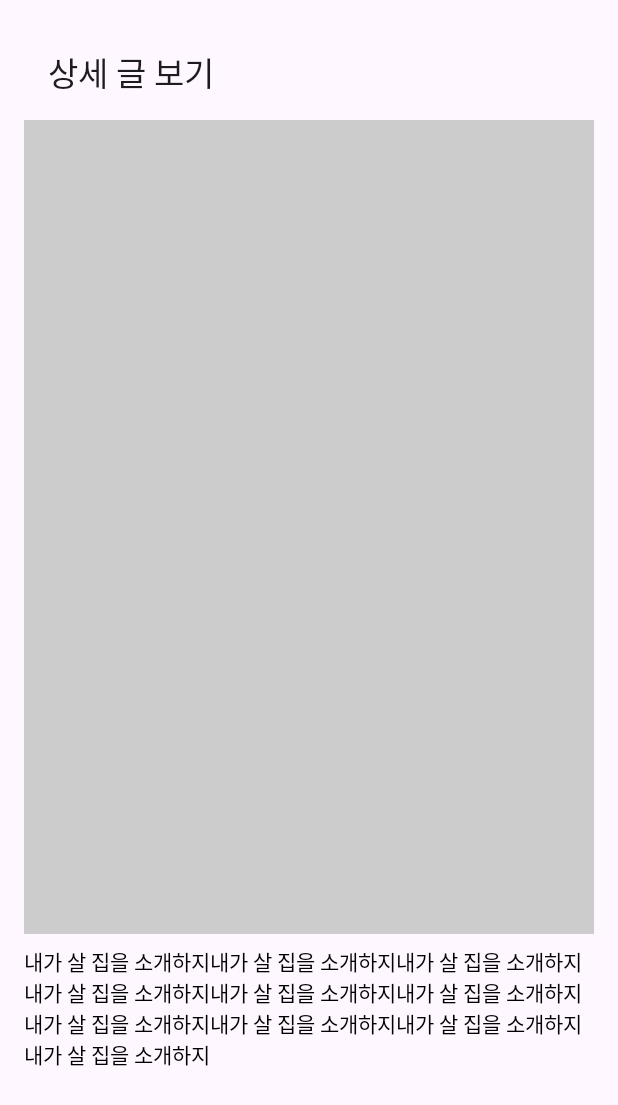
After one commit to AndroidStudy-bmsk/InteriorMaestro, an Android app: the layout fragment_article.xml on its own in the app's theme, with its tools: preview values and no code run, on a phone screen of 412 x 824 dp. The commit adds this screen. Shown: the top 1105 px of the screen. Run offline under Robolectric (Android 15) with nearby library versions, the phone set to English and light mode, and no system bars.

Commit message:
Feat: RecyclerView, Glide, ArticleFragment

```diff
--- a/app/build.gradle
+++ b/app/build.gradle
@@ -45,6 +45,7 @@ dependencies {
     implementation 'com.google.android.material:material:1.8.0'
     implementation 'androidx.constraintlayout:constraintlayout:2.1.4'
 
+    // firebase
     implementation platform("com.google.firebase:firebase-bom:31.2.1")
     implementation("com.google.firebase:firebase-auth-ktx")
     implementation("com.google.firebase:firebase-firestore-ktx")
@@ -52,8 +53,12 @@ dependencies {
 
     implementation 'com.google.firebase:firebase-analytics-ktx'
 
+    // navigation
     implementation "androidx.navigation:navigation-fragment-ktx:$nav_version"
     implementation "androidx.navigation:navigation-ui-ktx:$nav_version"
+
+    // glide
+    implementation("com.github.bumptech.glide:glide:4.15.1")
 
     testImplementation 'junit:junit:4.13.2'
     androidTestImplementation 'androidx.test.ext:junit:1.1.5'
--- /dev/null
+++ b/app/src/main/res/layout/fragment_article.xml
@@ -0,0 +1,54 @@
+<?xml version="1.0" encoding="utf-8"?>
+<androidx.constraintlayout.widget.ConstraintLayout xmlns:android="http://schemas.android.com/apk/res/android"
+    xmlns:app="http://schemas.android.com/apk/res-auto"
+    xmlns:tools="http://schemas.android.com/tools"
+    android:layout_width="match_parent"
+    android:layout_height="match_parent"
+    android:padding="16dp">
+
+    <androidx.appcompat.widget.Toolbar
+        android:id="@+id/toolbar"
+        android:layout_width="match_parent"
+        android:layout_height="wrap_content"
+        app:layout_constraintEnd_toEndOf="parent"
+        app:layout_constraintStart_toStartOf="parent"
+        app:layout_constraintTop_toTopOf="parent"
+        app:title="상세 글 보기" />
+
+    <ScrollView
+        android:layout_width="0dp"
+        android:layout_height="wrap_content"
+        app:layout_constraintEnd_toEndOf="parent"
+        app:layout_constraintStart_toStartOf="parent"
+        app:layout_constraintTop_toBottomOf="@id/toolbar">
+
+        <androidx.constraintlayout.widget.ConstraintLayout
+            android:layout_width="match_parent"
+            android:layout_height="match_parent">
+
+            <ImageView
+                android:id="@+id/thumbnailImageView"
+                android:layout_width="0dp"
+                android:layout_height="0dp"
+                android:background="@color/grey_cc"
+                android:scaleType="centerCrop"
+                app:layout_constraintDimensionRatio="W, 10:7"
+                app:layout_constraintEnd_toEndOf="parent"
+                app:layout_constraintStart_toStartOf="parent"
+                app:layout_constraintTop_toTopOf="parent"
+                android:contentDescription="@null" />
+
+            <TextView
+                android:id="@+id/descriptionTextView"
+                android:layout_width="0dp"
+                android:layout_height="wrap_content"
+                android:layout_marginTop="8dp"
+                android:textColor="?attr/colorOnPrimary"
+                app:layout_constraintBottom_toBottomOf="parent"
+                app:layout_constraintEnd_toEndOf="parent"
+                app:layout_constraintStart_toStartOf="parent"
+                app:layout_constraintTop_toBottomOf="@id/thumbnailImageView"
+                tools:text="내가 살 집을 소개하지내가 살 집을 소개하지내가 살 집을 소개하지내가 살 집을 소개하지내가 살 집을 소개하지내가 살 집을 소개하지내가 살 집을 소개하지내가 살 집을 소개하지내가 살 집을 소개하지내가 살 집을 소개하지" />
+        </androidx.constraintlayout.widget.ConstraintLayout>
+    </ScrollView>
+</androidx.constraintlayout.widget.ConstraintLayout>
```
Also changed, not shown: app/src/main/java/org/bmsk/interiormaestro/ui/article/ArticleFragment.kt (added, +42 -0 lines), app/src/main/java/org/bmsk/interiormaestro/ui/home/HomeFragment.kt (+41 -11 lines), app/src/main/java/org/bmsk/interiormaestro/ui/home/adapter/HomeArticleAdapter.kt (added, +57 -0 lines), app/src/main/res/layout/item_article.xml (added, +33 -0 lines), app/src/main/res/navigation/nav_graph.xml (+16 -3 lines).
